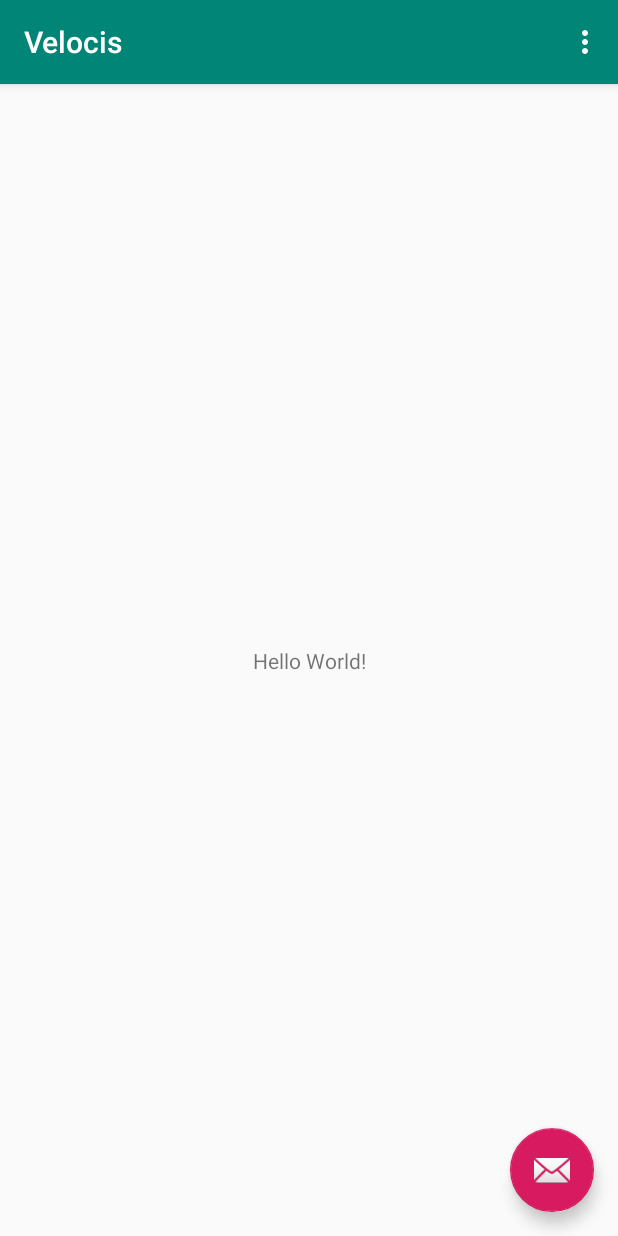
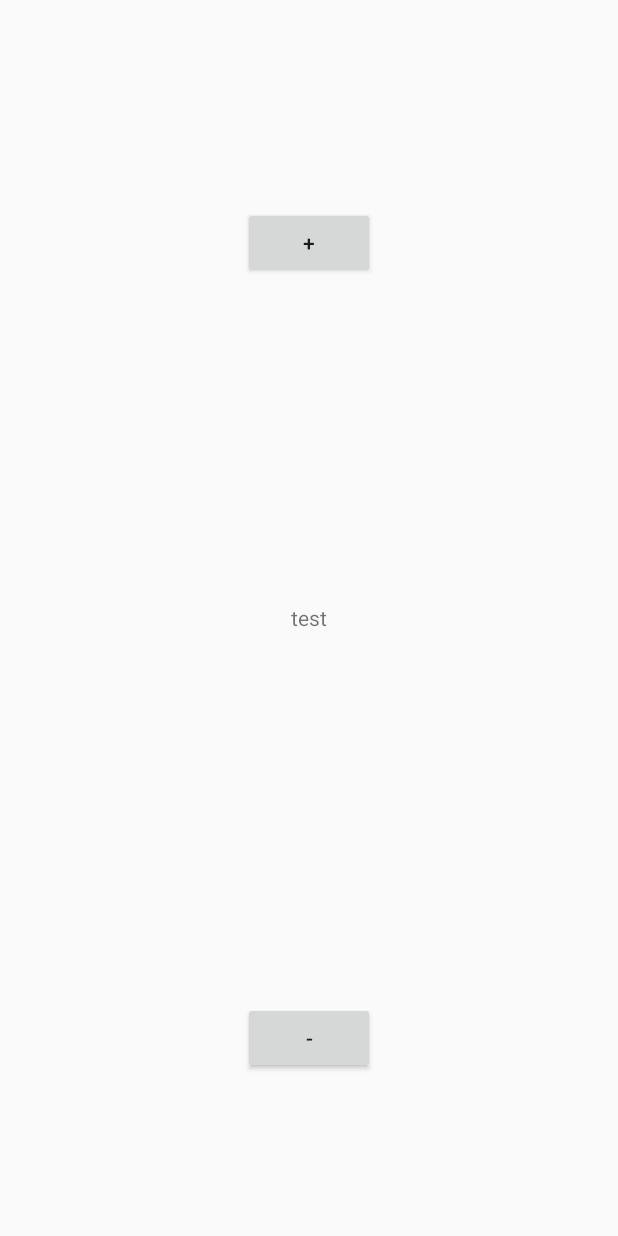
Before and after one commit to jonfpersson/Velocis, an Android app: the screen it shows after launch (MainActivity), on a phone screen of 412 x 824 dp. Run offline under Robolectric (Android 15) with nearby library versions, the phone set to English and light mode, and no system bars.

Commit message:
added filehandler

```diff
--- a/app/src/main/java/com/android/velocis/trainingTajm/MainActivity.java
+++ b/app/src/main/java/com/android/velocis/trainingTajm/MainActivity.java
@@ -1,55 +1,46 @@
 package com.android.velocis.trainingTajm;
 
+import androidx.appcompat.app.AppCompatActivity;
+
+import android.content.Context;
 import android.os.Bundle;
+import android.util.Log;
+import android.view.View;
+import android.widget.TextView;
+import android.widget.Toast;
 
-import com.google.android.material.floatingactionbutton.FloatingActionButton;
-import com.google.android.material.snackbar.Snackbar;
-
-import androidx.appcompat.app.AppCompatActivity;
-import androidx.appcompat.widget.Toolbar;
-
-import android.view.View;
-import android.view.Menu;
-import android.view.MenuItem;
+import java.io.BufferedReader;
+import java.io.File;
+import java.io.FileInputStream;
+import java.io.FileNotFoundException;
+import java.io.FileOutputStream;
+import java.io.FileWriter;
+import java.io.IOException;
+import java.io.InputStreamReader;
 
 public class MainActivity extends AppCompatActivity {
-
+public TextView counterView;
+public int counterText;
+private final String FILE_NAME = "bruh";
+fileHandler FH = new fileHandler();
     @Override
     protected void onCreate(Bundle savedInstanceState) {
         super.onCreate(savedInstanceState);
         setContentView(R.layout.activity_main);
-        Toolbar toolbar = findViewById(R.id.toolbar);
-        setSupportActionBar(toolbar);
-
-        FloatingActionButton fab = findViewById(R.id.fab);
-        fab.setOnClickListener(new View.OnClickListener() {
-            @Override
-            public void onClick(View view) {
-                Snackbar.make(view, "Replace with your own action", Snackbar.LENGTH_LONG)
-                        .setAction("Action", null).show();
-            }
-        });
+        counterView = findViewById(R.id.counterView);
+        counterText= 0;
     }
 
-    @Override
-    public boolean onCreateOptionsMenu(Menu menu) {
-        // Inflate the menu; this adds items to the action bar if it is present.
-        getMenuInflater().inflate(R.menu.menu_main, menu);
-        return true;
+    public void decreaseValue (View v){
+        counterText -=1;
+        counterView.setText(String.valueOf(counterText));
+        FH.save(counterView, FILE_NAME, counterText);
     }
 
-    @Override
-    public boolean onOptionsItemSelected(MenuItem item) {
-        // Handle action bar item clicks here. The action bar will
-        // automatically handle clicks on the Home/Up button, so long
-        // as you specify a parent activity in AndroidManifest.xml.
-        int id = item.getItemId();
 
-        //noinspection SimplifiableIfStatement
-        if (id == R.id.action_settings) {
-            return true;
-        }
+    public void increaseValue (View v){
+        counterText +=1;
+        counterView.setText(String.valueOf(counterText));
+    }
 
-        return super.onOptionsItemSelected(item);
-    }
 }
--- a/app/src/main/res/layout/activity_main.xml
+++ b/app/src/main/res/layout/activity_main.xml
@@ -1,33 +1,37 @@
 <?xml version="1.0" encoding="utf-8"?>
-<androidx.coordinatorlayout.widget.CoordinatorLayout xmlns:android="http://schemas.android.com/apk/res/android"
+<RelativeLayout xmlns:android="http://schemas.android.com/apk/res/android"
     xmlns:app="http://schemas.android.com/apk/res-auto"
     xmlns:tools="http://schemas.android.com/tools"
     android:layout_width="match_parent"
     android:layout_height="match_parent"
     tools:context=".MainActivity">
 
-    <com.google.android.material.appbar.AppBarLayout
-        android:layout_width="match_parent"
-        android:layout_height="wrap_content"
-        android:theme="@style/AppTheme.AppBarOverlay">
-
-        <androidx.appcompat.widget.Toolbar
-            android:id="@+id/toolbar"
-            android:layout_width="match_parent"
-            android:layout_height="?attr/actionBarSize"
-            android:background="?attr/colorPrimary"
-            app:popupTheme="@style/AppTheme.PopupOverlay" />
-
-    </com.google.android.material.appbar.AppBarLayout>
-
-    <include layout="@layout/content_main" />
-
-    <com.google.android.material.floatingactionbutton.FloatingActionButton
-        android:id="@+id/fab"
+    <Button
+        android:id="@+id/button"
         android:layout_width="wrap_content"
         android:layout_height="wrap_content"
-        android:layout_gravity="bottom|end"
-        android:layout_margin="@dimen/fab_margin"
-        app:srcCompat="@android:drawable/ic_dialog_email" />
+        android:layout_alignParentTop="true"
+        android:layout_centerHorizontal="true"
+        android:layout_marginTop="138dp"
+        android:onClick="increaseValue"
+        android:text="+" />
 
-</androidx.coordinatorlayout.widget.CoordinatorLayout>
+    <Button
+        android:id="@+id/button2"
+        android:layout_width="wrap_content"
+        android:layout_height="wrap_content"
+        android:layout_alignParentBottom="true"
+        android:layout_centerHorizontal="true"
+        android:layout_marginBottom="108dp"
+        android:onClick="decreaseValue"
+        android:text="-" />
+
+    <TextView
+        android:text="test"
+        android:layout_width="wrap_content"
+        android:layout_height="wrap_content"
+        android:layout_centerInParent="true"
+        android:id="@+id/counterView"
+        />
+
+</RelativeLayout>
--- a/app/src/main/res/layout/content_main.xml
+++ /dev/null
@@ -1,20 +0,0 @@
-<?xml version="1.0" encoding="utf-8"?>
-<androidx.constraintlayout.widget.ConstraintLayout xmlns:android="http://schemas.android.com/apk/res/android"
-    xmlns:app="http://schemas.android.com/apk/res-auto"
-    xmlns:tools="http://schemas.android.com/tools"
-    android:layout_width="match_parent"
-    android:layout_height="match_parent"
-    app:layout_behavior="@string/appbar_scrolling_view_behavior"
-    tools:context=".MainActivity"
-    tools:showIn="@layout/activity_main">
-
-    <TextView
-        android:layout_width="wrap_content"
-        android:layout_height="wrap_content"
-        android:text="Hello World!"
-        app:layout_constraintBottom_toBottomOf="parent"
-        app:layout_constraintLeft_toLeftOf="parent"
-        app:layout_constraintRight_toRightOf="parent"
-        app:layout_constraintTop_toTopOf="parent" />
-
-</androidx.constraintlayout.widget.ConstraintLayout>
--- a/build.gradle
+++ b/build.gradle
@@ -7,7 +7,7 @@ buildscript {
 
     }
     dependencies {
-        classpath 'com.android.tools.build:gradle:3.5.3'
+        classpath 'com.android.tools.build:gradle:3.6.3'
 
         // NOTE: Do not place your application dependencies here; they belong
         // in the individual module build.gradle files
```
Also changed, not shown: app/src/main/java/com/android/velocis/trainingTajm/fileHandler.java (added, +75 -0 lines), gradle/wrapper/gradle-wrapper.properties.
